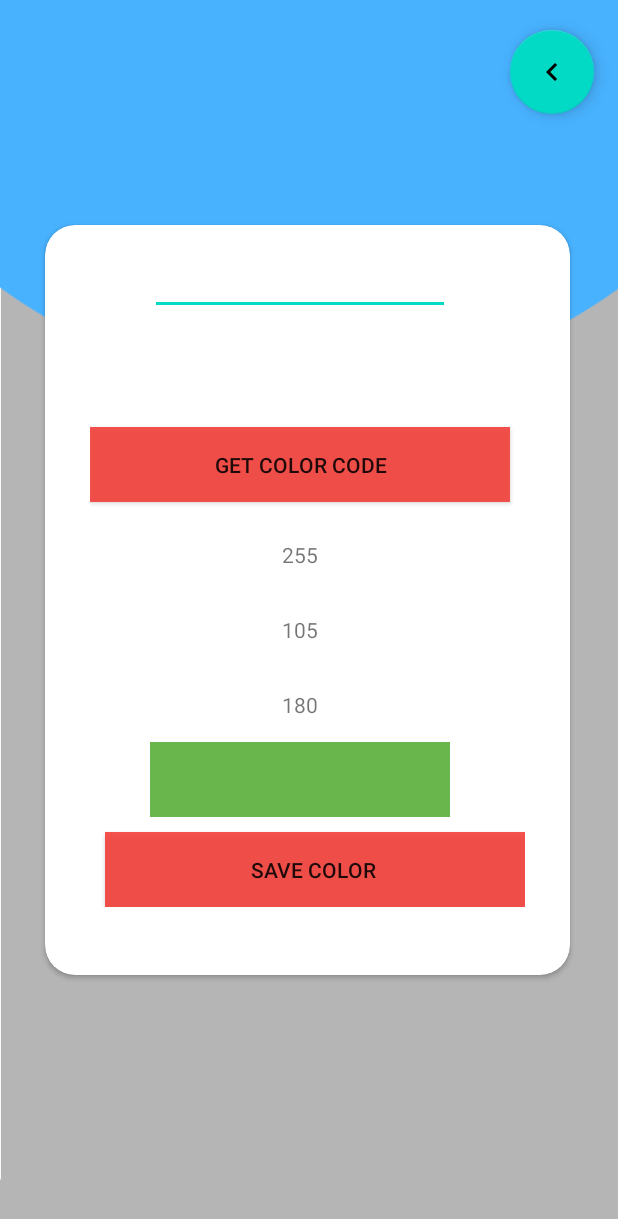
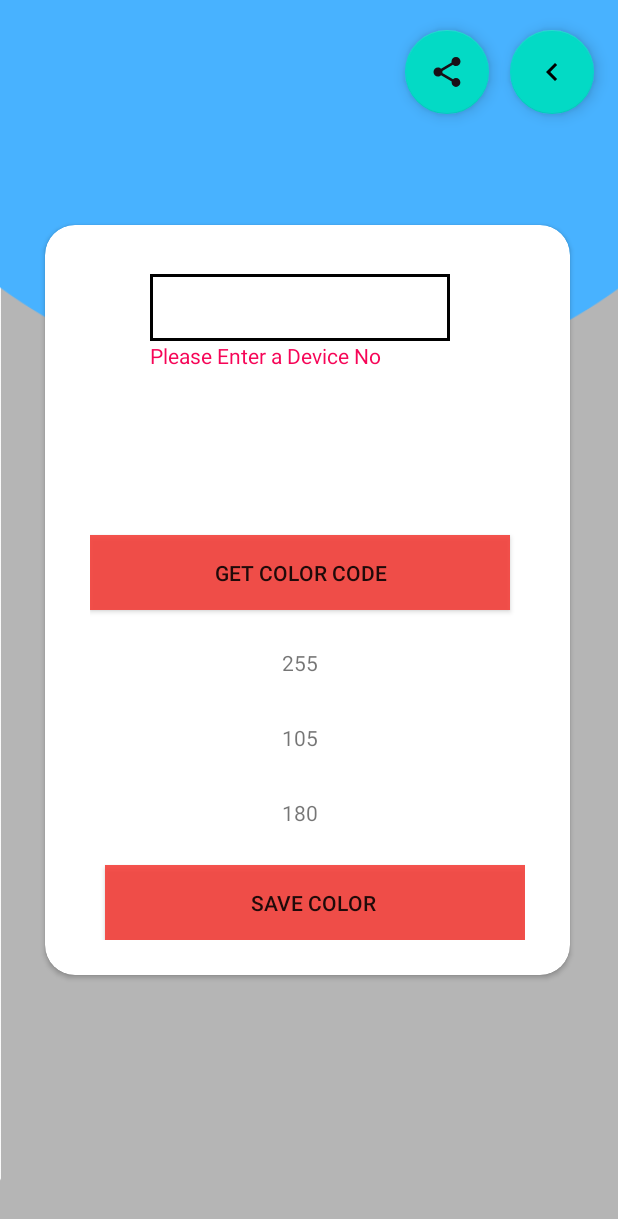
Before and after one commit to indunilLakshitha/nodemcu-firebase-coloPicker, an Android app: the SearchActivity screen opened directly, with no data from a screen before it, after a tap on "GET COLOR CODE", on a phone screen of 412 x 824 dp. Shown: the top 1219 px of the screen. Run offline under Robolectric (Android 15) with nearby library versions, the phone set to English and light mode, and no system bars; our stand-ins replace Firebase (no records; nobody signed in at launch, a user with empty details on screens opened directly).

```diff
--- a/android/nodemcu/app/src/main/AndroidManifest.xml
+++ b/android/nodemcu/app/src/main/AndroidManifest.xml
@@ -1,8 +1,12 @@
 <?xml version="1.0" encoding="utf-8"?>
 <manifest xmlns:android="http://schemas.android.com/apk/res/android"
+    xmlns:tools="http://schemas.android.com/tools"
     package="com.hasitha.nodemcu">
 
     <uses-permission android:name="android.permission.INTERNET" />
+    <uses-permission android:name="android.permission.ACCESS_NETWORK_STATE" />
+    <uses-permission android:name="android.permission.SET_DEBUG_APP"
+        tools:ignore="ProtectedPermissions"></uses-permission>
 
     <application
         android:allowBackup="true"
--- a/android/nodemcu/app/src/main/java/com/hasitha/nodemcu/SearchActivity.java
+++ b/android/nodemcu/app/src/main/java/com/hasitha/nodemcu/SearchActivity.java
@@ -4,10 +4,14 @@ import androidx.annotation.ColorInt;
 import androidx.annotation.RequiresApi;
 import androidx.appcompat.app.AppCompatActivity;
 
+import android.content.Context;
 import android.content.Intent;
 import android.graphics.Color;
+import android.net.ConnectivityManager;
+import android.net.NetworkInfo;
 import android.os.Build;
 import android.os.Bundle;
+import android.util.Log;
 import android.view.View;
 import android.widget.Button;
 import android.widget.EditText;
@@ -33,21 +37,36 @@ public class SearchActivity extends AppCompatActivity {
     FirebaseDatabase database;
     DatabaseReference ref;
     EditText deviceNo;
-    TextView r,g,b,clolorView;
-    FloatingActionButton bk;
+    TextView r,g,b,clolorView,err;
+    Button btnGet;
+    FloatingActionButton bk,share;
     @RequiresApi(api = Build.VERSION_CODES.O)
     @Override
     protected void onCreate(Bundle savedInstanceState) {
         super.onCreate(savedInstanceState);
         setContentView(R.layout.activity_search);
         deviceNo=(EditText)findViewById(R.id.txtDeviceNo);
+
+        if(isNetworkAvailable()==false){
+            openDialog();
+        }
+
         r=(TextView)findViewById(R.id.txtR);
         g=(TextView)findViewById(R.id.txtG);
         b=(TextView)findViewById(R.id.txtB);
+        err=(TextView)findViewById(R.id.txtError);
         clolorView=(TextView)findViewById(R.id.txtColor);
-        Button btnGet=(Button)findViewById(R.id.btnGet);
+        btnGet=(Button)findViewById(R.id.btnGet);
         Button btnSa=(Button)findViewById(R.id.btnSave);
         bk=(FloatingActionButton)findViewById(R.id.btnBack);
+        share=(FloatingActionButton)findViewById(R.id.btnShare);
+
+        share.setOnClickListener(new View.OnClickListener() {
+            @Override
+            public void onClick(View v) {
+                shareColor();
+            }
+        });
         bk.setOnClickListener(new View.OnClickListener() {
             @Override
             public void onClick(View v) {
@@ -60,8 +79,16 @@ public class SearchActivity extends AppCompatActivity {
         btnGet.setOnClickListener(new View.OnClickListener() {
             @Override
             public void onClick(View v) {
-//                getColor();
-                clolorView.setBackgroundColor(Color.rgb(Float.parseFloat(r.getText().toString()),Float.parseFloat(g.getText().toString()),Float.parseFloat(b.getText().toString())));
+                String dNo=deviceNo.getText().toString();
+                if(dNo.equals("")){
+                    err.setText("Please Enter a Device No");
+
+                }else   {
+                    getColor(dNo);
+                }
+
+
+//                alternativeGetColor();
             }
         });
 
@@ -82,26 +109,44 @@ public class SearchActivity extends AppCompatActivity {
         startActivity(intent);
     }
 
+    @RequiresApi(api = Build.VERSION_CODES.O)
+    public void alternativeGetColor(){
+        r.setText("120");
+        g.setText("134");
+        b.setText("254");
+        clolorView.setBackgroundColor(Color.rgb(Float.parseFloat(r.getText().toString()),Float.parseFloat(g.getText().toString()),Float.parseFloat(b.getText().toString())));
+
+    }
 
    public Void getColor(String deviceNo){
+
             database  = FirebaseDatabase.getInstance();
-            ref= database.getReference("color/"+deviceNo);
-
+       ref= database.getReference("color").child(deviceNo);
 
                 ref.addValueEventListener(new ValueEventListener() {
+                    @RequiresApi(api = Build.VERSION_CODES.O)
                     @Override
                     public void onDataChange(DataSnapshot dataSnapshot) {
 
-                   Map<String,String> map=(Map<String, String>)dataSnapshot.getValue();
-                   String R=map.get("R");
-                   String G=map.get("G");
-                   String B=map.get("B");
+                            Log.e("COLOR",""+dataSnapshot.getValue());
+                         String R = null,G = null,B=null;
+                        for (DataSnapshot postSnapshot_variable : dataSnapshot.getChildren()) {
 
-//                   Toast.makeText(SearchActivity.this,n,Toast.LENGTH_SHORT).show();
-                   r.setText(R.toString());
-                   g.setText(G.toString());
-                   b.setText(B.toString());
-                   System.out.print("firebase retriev succses");
+                          if(postSnapshot_variable.getKey().equals("R")){
+                              r.setText(postSnapshot_variable.getValue().toString());
+                          }
+                            if(postSnapshot_variable.getKey().equals("G")){
+                                g.setText(postSnapshot_variable.getValue().toString());
+                            }
+                            if(postSnapshot_variable.getKey().equals("B")){
+                                b.setText(postSnapshot_variable.getValue().toString());
+                            }
+
+                            clolorView.setBackgroundColor(Color.rgb(Float.parseFloat(r.getText().toString()),Float.parseFloat(g.getText().toString()),Float.parseFloat(b.getText().toString())));
+
+                        }
+
+
                     }
 
                     @Override
@@ -113,9 +158,33 @@ public class SearchActivity extends AppCompatActivity {
 
 
        return null;
+
+
+   }
+
+   public void shareColor(){
+        String R=r.getText().toString();
+        String G=g.getText().toString();
+        String B=b.getText().toString();
+        String myText=R +" "+G+" "+B;
+       Intent share = new Intent( Intent.ACTION_SEND);
+       share.setType("text/plain");
+       share.putExtra(Intent.EXTRA_TEXT, myText);
+       startActivity(Intent.createChooser(share, "Share using"));
+   }
+
+    public void openDialog() {
+        ExampleDialog exampleDialog = new ExampleDialog();
+        exampleDialog.show(getSupportFragmentManager(), "example dialog");
+    }
+
+    private boolean isNetworkAvailable() {
+        ConnectivityManager connectivityManager
+                = (ConnectivityManager) getSystemService(Context.CONNECTIVITY_SERVICE);
+        NetworkInfo activeNetworkInfo = connectivityManager.getActiveNetworkInfo();
+        return activeNetworkInfo != null && activeNetworkInfo.isConnected();
     }
 
 
 
-
 }
--- a/android/nodemcu/app/src/main/res/drawable-v24/rect.xml
+++ b/android/nodemcu/app/src/main/res/drawable-v24/rect.xml
@@ -4,6 +4,8 @@
 
     <stroke
         android:width="2dp"
-        android:color="#000000" />
+        android:color="#000000"
+
+        />
 
 </shape>
--- /dev/null
+++ b/android/nodemcu/app/src/main/res/drawable/share.xml
@@ -0,0 +1,5 @@
+<vector android:height="24dp" android:tint="#190E16"
+    android:viewportHeight="24.0" android:viewportWidth="24.0"
+    android:width="24dp" xmlns:android="http://schemas.android.com/apk/res/android">
+    <path android:fillColor="#FF000000" android:pathData="M18,16.08c-0.76,0 -1.44,0.3 -1.96,0.77L8.91,12.7c0.05,-0.23 0.09,-0.46 0.09,-0.7s-0.04,-0.47 -0.09,-0.7l7.05,-4.11c0.54,0.5 1.25,0.81 2.04,0.81 1.66,0 3,-1.34 3,-3s-1.34,-3 -3,-3 -3,1.34 -3,3c0,0.24 0.04,0.47 0.09,0.7L8.04,9.81C7.5,9.31 6.79,9 6,9c-1.66,0 -3,1.34 -3,3s1.34,3 3,3c0.79,0 1.5,-0.31 2.04,-0.81l7.12,4.16c-0.05,0.21 -0.08,0.43 -0.08,0.65 0,1.61 1.31,2.92 2.92,2.92 1.61,0 2.92,-1.31 2.92,-2.92s-1.31,-2.92 -2.92,-2.92z"/>
+</vector>
--- a/android/nodemcu/app/src/main/res/layout/activity_search.xml
+++ b/android/nodemcu/app/src/main/res/layout/activity_search.xml
@@ -19,6 +19,14 @@
         android:layout_marginLeft="340dp"
         android:src="@drawable/back"
         />
+    <com.google.android.material.floatingactionbutton.FloatingActionButton
+        android:layout_width="80dp"
+        android:id="@+id/btnShare"
+        android:layout_height="80dp"
+        android:layout_marginTop="20dp"
+        android:layout_marginLeft="270dp"
+        android:src="@drawable/share"
+        />
 <androidx.cardview.widget.CardView
     android:layout_width="350dp"
     android:layout_height="500dp"
@@ -27,25 +35,43 @@
     app:cardCornerRadius="20dp"
     >
 
-    <EditText
-        android:layout_width="200dp"
-        android:layout_height="50dp"
-        android:layout_marginTop="10dp"
-        android:layout_marginLeft="70dp"
-        android:id="@+id/txtDeviceNo"
-        android:gravity="center"
-        />
-
     <LinearLayout
         android:layout_width="wrap_content"
         android:layout_height="wrap_content"
         android:orientation="vertical"
         android:layout_gravity="center"
         >
+        <EditText
+            android:id="@+id/txtDeviceNo"
+            android:layout_width="200dp"
+            android:layout_height="wrap_content"
+            android:layout_marginLeft="40dp"
+            android:layout_marginTop="10dp"
+            android:gravity="center"
+            android:background="@drawable/rect"
+            android:padding="10dp"
+
+            />
+        <TextView
+            android:layout_width="wrap_content"
+            android:layout_height="wrap_content"
+            android:id="@+id/txtError"
+            android:textColor="@color/error"
+            android:layout_marginLeft="40dp"
+            android:gravity="center"
+            />
+        <TextView
+            android:id="@+id/txtColor"
+            android:layout_width="200dp"
+            android:layout_height="50dp"
+            android:layout_marginTop="20sp"
+            android:layout_marginLeft="40dp"
+
+            />
         <Button
             android:layout_width="280dp"
             android:layout_height="50dp"
-            android:layout_marginTop="90dp"
+            android:layout_marginTop="40dp"
 
             android:id="@+id/btnGet"
             android:text="GET COLOR CODE"
@@ -76,12 +102,7 @@
             android:text="180"
             android:gravity="center"/>
 
-        <TextView
-            android:id="@+id/txtColor"
-            android:layout_width="200dp"
-            android:layout_height="50dp"
-            android:layout_marginLeft="40dp"
-            />
+
 
         <Button
             android:layout_width="280dp"
@@ -94,6 +115,8 @@
 
             />
 
+
+
     </LinearLayout>
 
 
```
Also changed, not shown: android/nodemcu/app/src/main/java/com/hasitha/nodemcu/ExampleDialog.java (added, +25 -0 lines), android/nodemcu/app/src/main/res/layout/activity_save.xml (+17 -2 lines), android/nodemcu/app/src/main/res/layout/single_row.xml (+21 -5 lines). Lines whose indentation alone changed are shown as unchanged.
